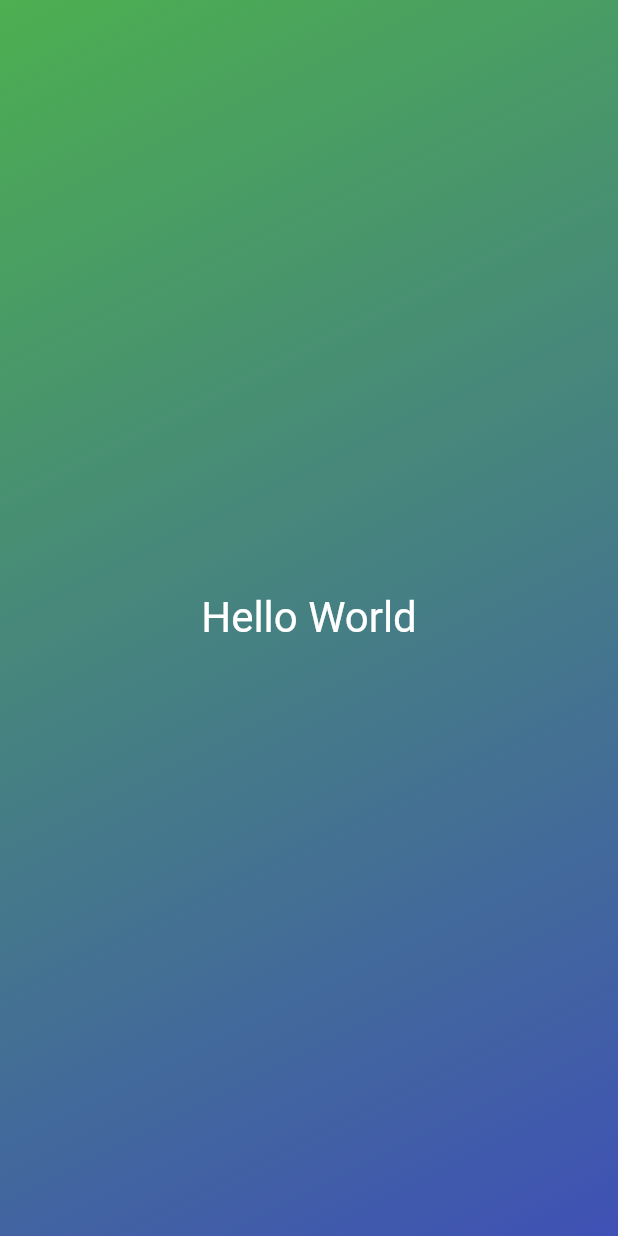
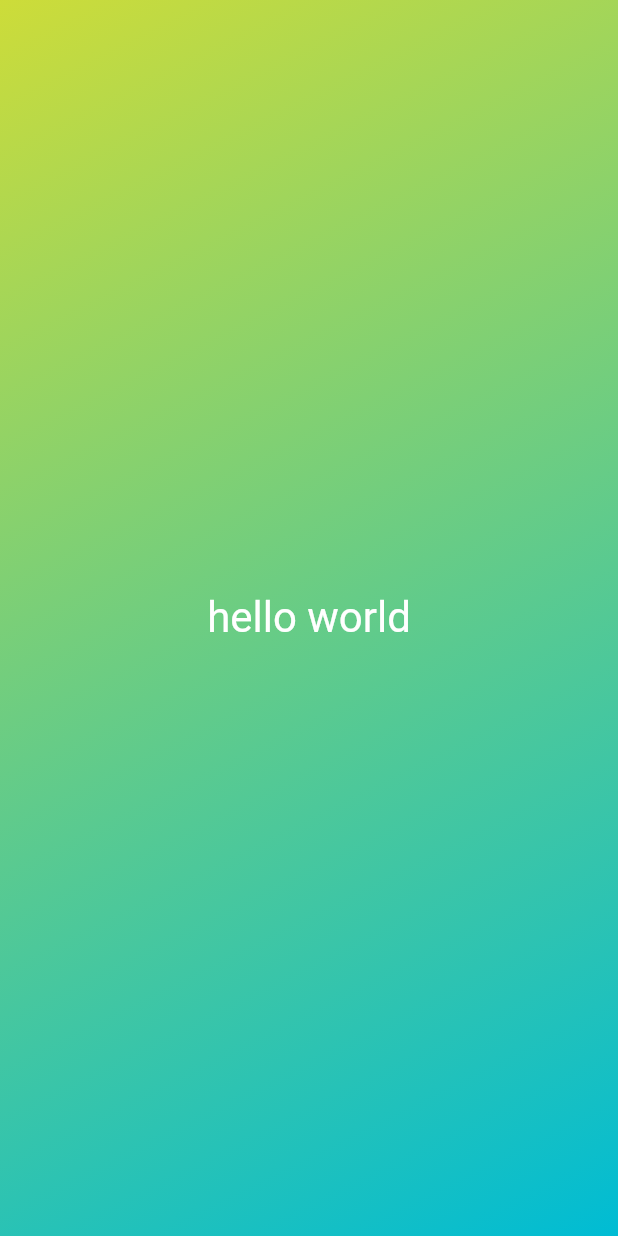
Before and after one commit to arjunk00/flutter_init, a Flutter app: the screen it shows after launch, on a phone screen of 412 x 824 dp. Run offline on Flutter 3.47's test engine with Material 2 defaults, Android fonts, the phone set to English and light mode, and no system bars.

Commit message:
try reusable widgets and constructor functions

```diff
--- a/lib/gradient_container.dart
+++ b/lib/gradient_container.dart
@@ -2,19 +2,20 @@ import "package:flutter/material.dart";
 import "package:first_app/styled_text.dart";
 
 class GradientContainer extends StatelessWidget {
-  const GradientContainer({super.key});
+  const GradientContainer(this.gr_colors,{super.key});
+  final List<Color> gr_colors;
   @override
   Widget build(context) {
     return Container(
-      decoration: const BoxDecoration(
+      decoration: BoxDecoration(
         gradient: LinearGradient(
-          colors: [Colors.green, Colors.indigo],
+          colors: gr_colors,
           begin: Alignment.topLeft,
           end: Alignment.bottomRight,
         ),
       ),
-      child:   Center(
-        child: StyledText(),
+      child: Center(
+        child: StyledText('hello world'),
       ),
     );
   }
--- a/lib/main.dart
+++ b/lib/main.dart
@@ -5,7 +5,9 @@ void main() {
   runApp(
     const MaterialApp(
       home: Scaffold(
-        body: GradientContainer(),
+        body: GradientContainer(
+          [Colors.lime, Colors.cyan],
+        ),
       ),
     ),
   );
--- a/lib/styled_text.dart
+++ b/lib/styled_text.dart
@@ -1,11 +1,13 @@
 import "package:flutter/material.dart";
 
 class StyledText extends StatelessWidget {
-  const StyledText({super.key});
+  StyledText(this.text, {super.key});
+
+  String text;
   @override
   Widget build(context) {
     return Text(
-          'Hello World',
+          text,
           style: TextStyle(
             color: Colors.white,
             fontSize: 28,
```
